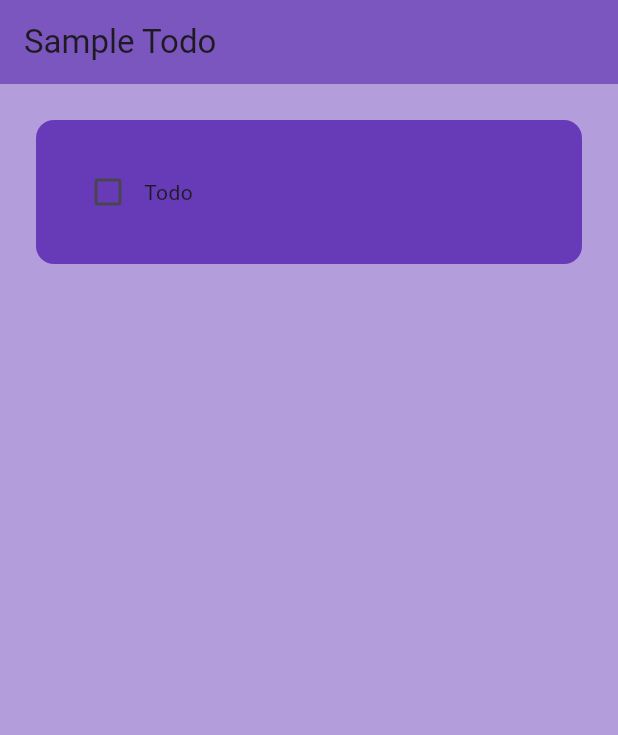
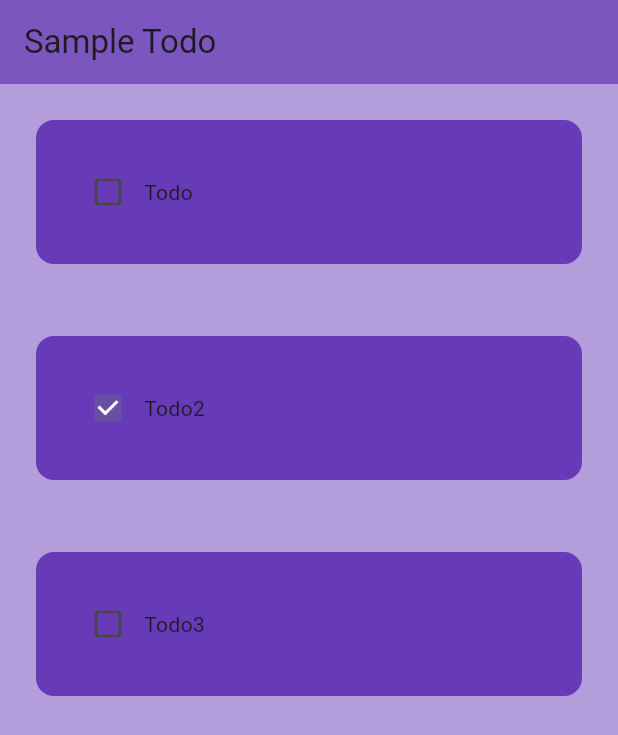
Before and after one commit to augusstt06/flutter_practice, a Flutter app: the screen it shows after launch, on a phone screen of 412 x 824 dp. Shown: the top 735 px of the screen. Run offline on Flutter 3.47's test engine with Material 3 defaults, Android fonts, the phone set to English and light mode, and no system bars.

```diff
--- a/lib/home.dart
+++ b/lib/home.dart
@@ -9,6 +9,17 @@ class Home extends StatefulWidget {
 }
 
 class _HomeState extends State<Home> {
+  List todoList = [
+    ["Todo", false],
+    ["Todo2", true],
+    ["Todo3", false],
+  ];
+
+  // 체크박스클릭 함수
+  void handlecheckBox(bool? value, int index) => setState(() {
+        todoList[index][1] = !todoList[index][1];
+      });
+
   @override
   Widget build(BuildContext context) {
     return Scaffold(
@@ -19,15 +30,14 @@ class _HomeState extends State<Home> {
           // 그림자 깊이
           elevation: 10,
         ),
-      body: Column(
-        children: [
-          TodoItem(
-            onChanged: (value) {},
-            todoText: 'Todo',
-            isChecked: false,
-          )
-        ],
-      ),
-    );
+        body: ListView.builder(
+          itemCount: todoList.length,
+          itemBuilder: (context, index) {
+            return TodoItem(
+                isChecked: todoList[index][1],
+                todoText: todoList[index][0],
+                onChanged: (value) => handlecheckBox(value, index));
+          },
+        ));
   }
 }
```
Lines whose indentation alone changed are shown as unchanged.
